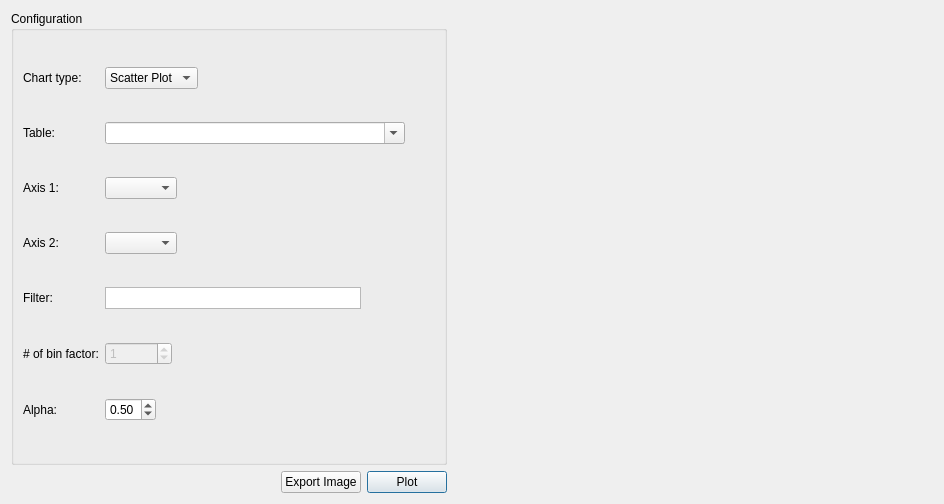
Qt form src/sqlplotchart.ui (informationsea/Hyokai) before a commit.
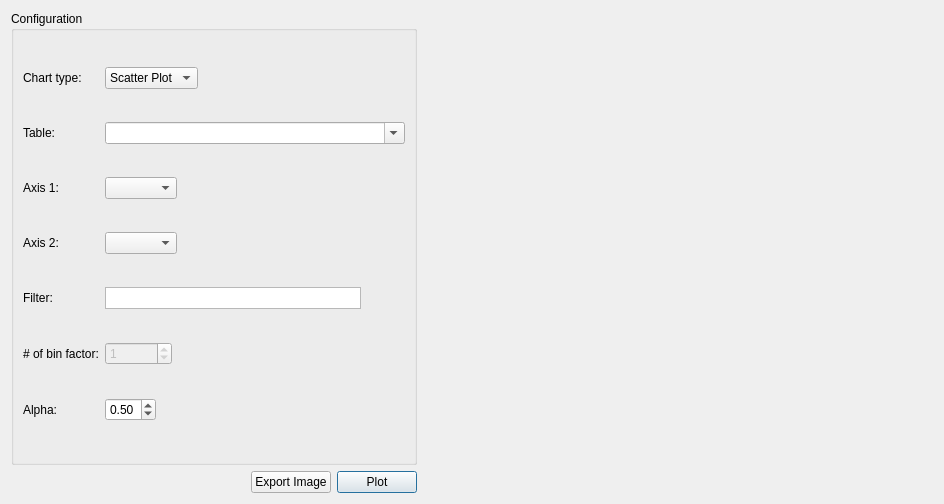
The same form after that commit. Custom widgets are drawn as their Qt base class.

Commit message: fix sqlplotchart stretch

Diff of the .ui file:
```diff
--- a/src/sqlplotchart.ui
+++ b/src/sqlplotchart.ui
@@ -13,9 +13,12 @@
   <property name="windowTitle">
    <string>Plot</string>
   </property>
-  <layout class="QHBoxLayout" name="horizontalLayout_2">
+  <layout class="QHBoxLayout" name="horizontalLayout_2" stretch="0,1">
    <item>
     <layout class="QVBoxLayout" name="verticalLayout">
+     <property name="sizeConstraint">
+      <enum>QLayout::SetMinimumSize</enum>
+     </property>
      <item>
       <widget class="QGroupBox" name="groupBox">
        <property name="sizePolicy">
@@ -30,6 +33,12 @@
          <height>0</height>
         </size>
        </property>
+       <property name="maximumSize">
+        <size>
+         <width>500</width>
+         <height>16777215</height>
+        </size>
+       </property>
        <property name="title">
         <string>Configuration</string>
        </property>
@@ -192,11 +201,17 @@
      </item>
      <item>
       <layout class="QHBoxLayout" name="horizontalLayout">
+       <property name="sizeConstraint">
+        <enum>QLayout::SetMinimumSize</enum>
+       </property>
        <item>
         <spacer name="horizontalSpacer">
          <property name="orientation">
           <enum>Qt::Horizontal</enum>
          </property>
+         <property name="sizeType">
+          <enum>QSizePolicy::MinimumExpanding</enum>
+         </property>
          <property name="sizeHint" stdset="0">
           <size>
            <width>40</width>
```
The commit also changes 1 other file.
